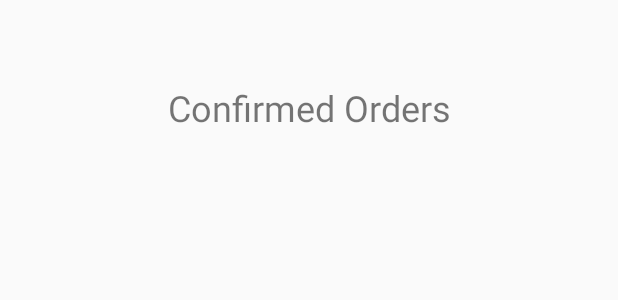
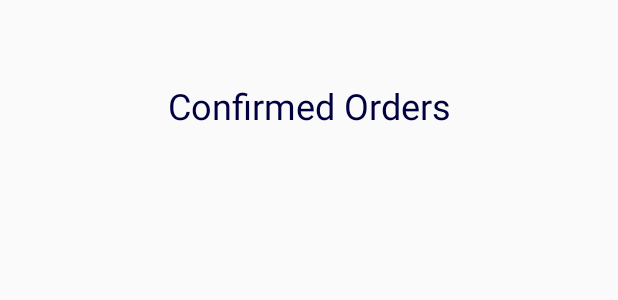
Before and after one commit to HDLLakshan/MaadelaSeller, an Android app: the layout activity_order_request_notification.xml on its own in the app's theme, with its tools: preview values and no code run, on a phone screen of 412 x 824 dp. Shown: the top 300 px of the screen. Run offline under Robolectric (Android 15) with nearby library versions, the light colour scheme and no system bars.

Commit message:
Complete 98.99921%

```diff
--- a/app/src/main/java/com/example/maadelaseller/MyShop.java
+++ b/app/src/main/java/com/example/maadelaseller/MyShop.java
@@ -57,7 +57,7 @@ public class MyShop extends Activity {
         databaseFish = FirebaseDatabase.getInstance().getReference("DailySelling").child(DateShopOpend).child(shopname);
         listviewfish = (ListView)findViewById( R.id.fishlist );
         fishlist = new ArrayList<>(  );
-
+        fishlist.clear();
         databaseFish.addValueEventListener( new ValueEventListener() {
             @Override
             public void onDataChange(@NonNull DataSnapshot dataSnapshot) {
@@ -148,7 +148,6 @@ public class MyShop extends Activity {
 
                        dbref = FirebaseDatabase.getInstance().getReference().child("DailySelling").child(fishlist.get( j ).getDate()).child( fishlist.get( j ).getShopName()).child( fishlist.get( j ).getId() );
                         dbref.setValue(fishlist.get( j ));
-                        recreate();
                         Toast.makeText(getApplicationContext(), "Update Sucessfull",Toast.LENGTH_SHORT).show();
 
                     } catch (NumberFormatException e) {
@@ -176,8 +175,7 @@ public class MyShop extends Activity {
                     dbref.removeValue();
                     //clearcontrol();
                     Toast.makeText(getApplicationContext(), "DeleteSucessfull",Toast.LENGTH_SHORT).show();
-                    Intent in = new Intent( MyShop.this,MyShop.class );
-                    startActivity( in );
+
                 }else
                     Toast.makeText(getApplicationContext(), "Delete Un Sucessfull",Toast.LENGTH_SHORT).show();
             }
--- a/app/src/main/res/layout/activity_order_request_notification.xml
+++ b/app/src/main/res/layout/activity_order_request_notification.xml
@@ -7,30 +7,34 @@
     tools:context=".OrderRequestNotification">
 
 
+    <TextView
+        android:id="@+id/textView6"
+        android:layout_width="233dp"
+        android:layout_height="48dp"
+        android:layout_marginTop="16dp"
+        android:gravity="center"
+        android:text="Confirmed Orders"
+        android:textColor="@color/colorPrimary"
+        android:textSize="24sp"
+        app:layout_constraintBottom_toBottomOf="parent"
+        app:layout_constraintEnd_toEndOf="parent"
+        app:layout_constraintStart_toStartOf="parent"
+        app:layout_constraintTop_toTopOf="parent"
+        app:layout_constraintVertical_bias="0.04" />
+
     <ListView
         android:id="@+id/orreqqlist"
         android:layout_width="348dp"
         android:layout_height="577dp"
+        android:layout_marginTop="32dp"
         app:layout_constraintBottom_toBottomOf="parent"
         app:layout_constraintEnd_toEndOf="parent"
         app:layout_constraintHorizontal_bias="0.492"
         app:layout_constraintStart_toStartOf="parent"
-        app:layout_constraintTop_toTopOf="parent"
-        app:layout_constraintVertical_bias="0.759">
+        app:layout_constraintTop_toBottomOf="@+id/textView6"
+        app:layout_constraintVertical_bias="0.485">
 
 
     </ListView>
 
-    <TextView
-        android:id="@+id/textView6"
-        android:layout_width="233dp"
-        android:layout_height="48dp"
-        android:layout_marginTop="48dp"
-        android:gravity="center"
-        android:text="Confirmed Orders"
-        android:textSize="24sp"
-        app:layout_constraintEnd_toEndOf="parent"
-        app:layout_constraintStart_toStartOf="parent"
-        app:layout_constraintTop_toTopOf="parent" />
-
 </androidx.constraintlayout.widget.ConstraintLayout>
--- a/app/src/main/res/layout/activity_request_notification.xml
+++ b/app/src/main/res/layout/activity_request_notification.xml
@@ -11,6 +11,7 @@
         android:layout_width="328dp"
         android:layout_height="80dp"
         android:text="Recived Notification For One Hour Reservation"
+        android:gravity="center"
         android:textColor="@color/colorPrimary"
         android:textSize="24sp"
         app:layout_constraintBottom_toBottomOf="parent"
```
